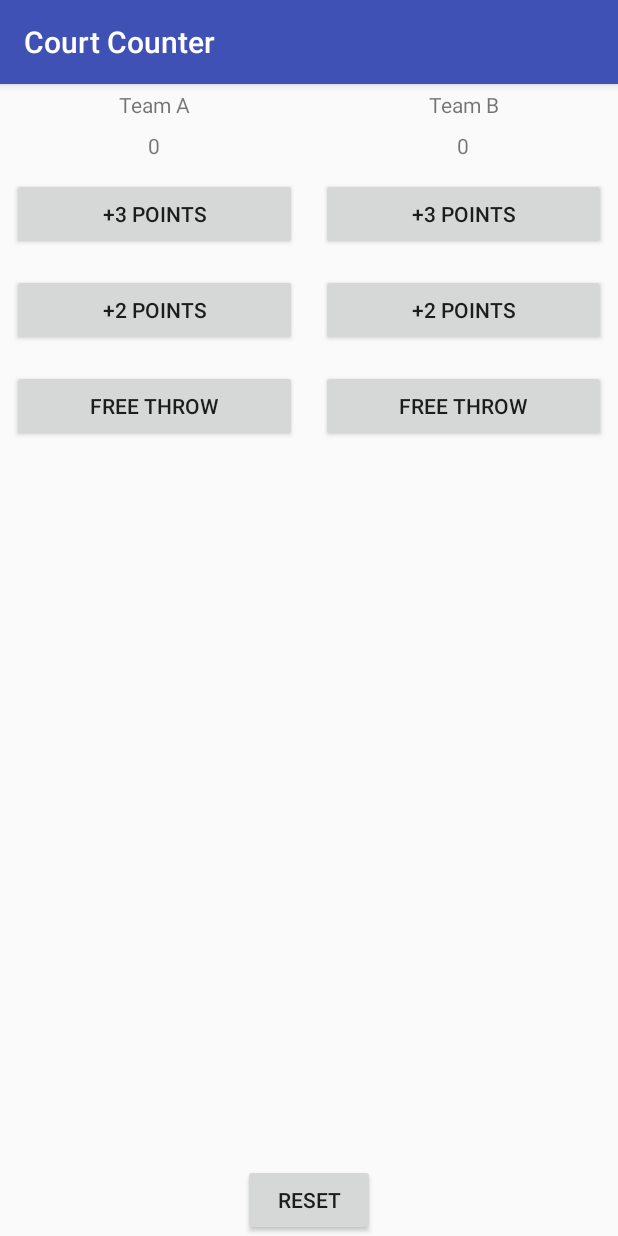
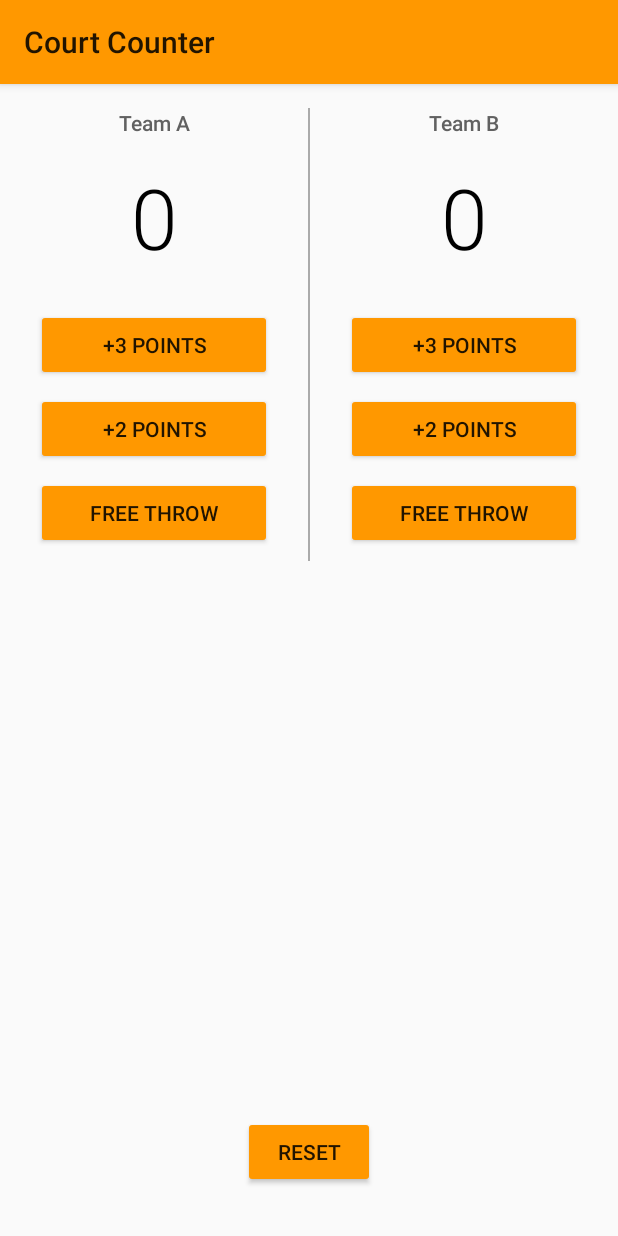
Before and after one commit to agnik5/CourtCounter, an Android app: the screen it shows after launch (MainActivity), on a phone screen of 412 x 824 dp. Run offline under Robolectric (Android 15) with nearby library versions, the phone set to English and light mode, and no system bars.

Commit message:
Improve layout, add styles, format code

```diff
--- a/app/src/main/res/layout/activity_main.xml
+++ b/app/src/main/res/layout/activity_main.xml
@@ -7,7 +7,7 @@
 
     <LinearLayout
         android:layout_width="match_parent"
-        android:layout_height="match_parent"
+        android:layout_height="wrap_content"
         android:orientation="horizontal"
         tools:context="com.example.android.courtcounter.MainActivity">
 
@@ -20,39 +20,57 @@
             <TextView
                 android:layout_width="match_parent"
                 android:layout_height="wrap_content"
+                android:fontFamily="sans-serif-medium"
                 android:gravity="center_horizontal"
-                android:padding="4dp"
-                android:text="Team A" />
+                android:padding="16dp"
+                android:text="Team A"
+                android:textColor="#616161"
+                android:textSize="14sp" />
 
             <TextView
                 android:id="@+id/team_a_score"
                 android:layout_width="match_parent"
                 android:layout_height="wrap_content"
+                android:fontFamily="sans-serif-light"
                 android:gravity="center_horizontal"
-                android:padding="4dp"
-                android:text="0" />
+                android:paddingBottom="24dp"
+                android:text="0"
+                android:textColor="#000"
+                android:textSize="56sp" />
 
             <Button
                 android:layout_width="match_parent"
                 android:layout_height="wrap_content"
-                android:layout_margin="8dp"
+                android:layout_marginBottom="8dp"
+                android:layout_marginLeft="24dp"
+                android:layout_marginRight="24dp"
                 android:onClick="addThreeForTeamA"
                 android:text="+3 Points" />
 
             <Button
                 android:layout_width="match_parent"
                 android:layout_height="wrap_content"
-                android:layout_margin="8dp"
+                android:layout_marginBottom="8dp"
+                android:layout_marginLeft="24dp"
+                android:layout_marginRight="24dp"
                 android:onClick="addTwoForTeamA"
                 android:text="+2 Points" />
 
             <Button
                 android:layout_width="match_parent"
                 android:layout_height="wrap_content"
-                android:layout_margin="8dp"
+                android:layout_marginBottom="8dp"
+                android:layout_marginLeft="24dp"
+                android:layout_marginRight="24dp"
                 android:onClick="addOneForTeamA"
                 android:text="Free Throw" />
         </LinearLayout>
+
+        <View
+            android:layout_width="1dp"
+            android:layout_height="match_parent"
+            android:layout_marginTop="16dp"
+            android:background="@android:color/darker_gray" />
 
         <LinearLayout
             android:layout_width="0dp"
@@ -63,36 +81,48 @@
             <TextView
                 android:layout_width="match_parent"
                 android:layout_height="wrap_content"
+                android:fontFamily="sans-serif-medium"
                 android:gravity="center_horizontal"
-                android:padding="4dp"
-                android:text="Team B" />
+                android:padding="16dp"
+                android:text="Team B"
+                android:textColor="#616161"
+                android:textSize="14sp" />
 
             <TextView
                 android:id="@+id/team_b_score"
                 android:layout_width="match_parent"
                 android:layout_height="wrap_content"
+                android:fontFamily="sans-serif-light"
                 android:gravity="center_horizontal"
-                android:padding="4dp"
-                android:text="0" />
+                android:paddingBottom="24dp"
+                android:text="0"
+                android:textColor="#000"
+                android:textSize="56sp" />
 
             <Button
                 android:layout_width="match_parent"
                 android:layout_height="wrap_content"
-                android:layout_margin="8dp"
+                android:layout_marginBottom="8dp"
+                android:layout_marginLeft="24dp"
+                android:layout_marginRight="24dp"
                 android:onClick="addThreeForTeamB"
                 android:text="+3 Points" />
 
             <Button
                 android:layout_width="match_parent"
                 android:layout_height="wrap_content"
-                android:layout_margin="8dp"
+                android:layout_marginBottom="8dp"
+                android:layout_marginLeft="24dp"
+                android:layout_marginRight="24dp"
                 android:onClick="addTwoForTeamB"
                 android:text="+2 Points" />
 
             <Button
                 android:layout_width="match_parent"
                 android:layout_height="wrap_content"
-                android:layout_margin="8dp"
+                android:layout_marginBottom="8dp"
+                android:layout_marginLeft="24dp"
+                android:layout_marginRight="24dp"
                 android:onClick="addOneForTeamB"
                 android:text="Free Throw" />
         </LinearLayout>
@@ -103,6 +133,7 @@
         android:layout_height="wrap_content"
         android:layout_alignParentBottom="true"
         android:layout_centerHorizontal="true"
+        android:layout_marginBottom="32dp"
         android:onClick="resetScore"
         android:text="Reset" />
 </RelativeLayout>
--- a/app/src/main/res/values/styles.xml
+++ b/app/src/main/res/values/styles.xml
@@ -1,11 +1,18 @@
 <resources>
 
     <!-- Base application theme. -->
-    <style name="AppTheme" parent="Theme.AppCompat.Light.DarkActionBar">
+    <!--<style name="AppTheme" parent="Theme.AppCompat.Light.DarkActionBar">-->
         <!-- Customize your theme here. -->
-        <item name="colorPrimary">@color/colorPrimary</item>
-        <item name="colorPrimaryDark">@color/colorPrimaryDark</item>
-        <item name="colorAccent">@color/colorAccent</item>
-    </style>
+        <!--<item name="colorPrimary">@color/colorPrimary</item>-->
+        <!--<item name="colorPrimaryDark">@color/colorPrimaryDark</item>-->
+        <!--<item name="colorAccent">@color/colorAccent</item>-->
+    <!--</style>-->
 
+        <!-- Base application theme. -->
+        <style name="AppTheme" parent="Theme.AppCompat.Light">
+            <!-- Primary theme color of the app (sets background color of app bar) -->
+            <item name="colorPrimary">#FF9800</item>
+            <!-- Background color of buttons in the app -->
+            <item name="colorButtonNormal">#FF9800</item>
+        </style>
 </resources>
```
Also changed, not shown: app/src/main/java/com/example/android/courtcounter/MainActivity.java (+12 -9 lines).
